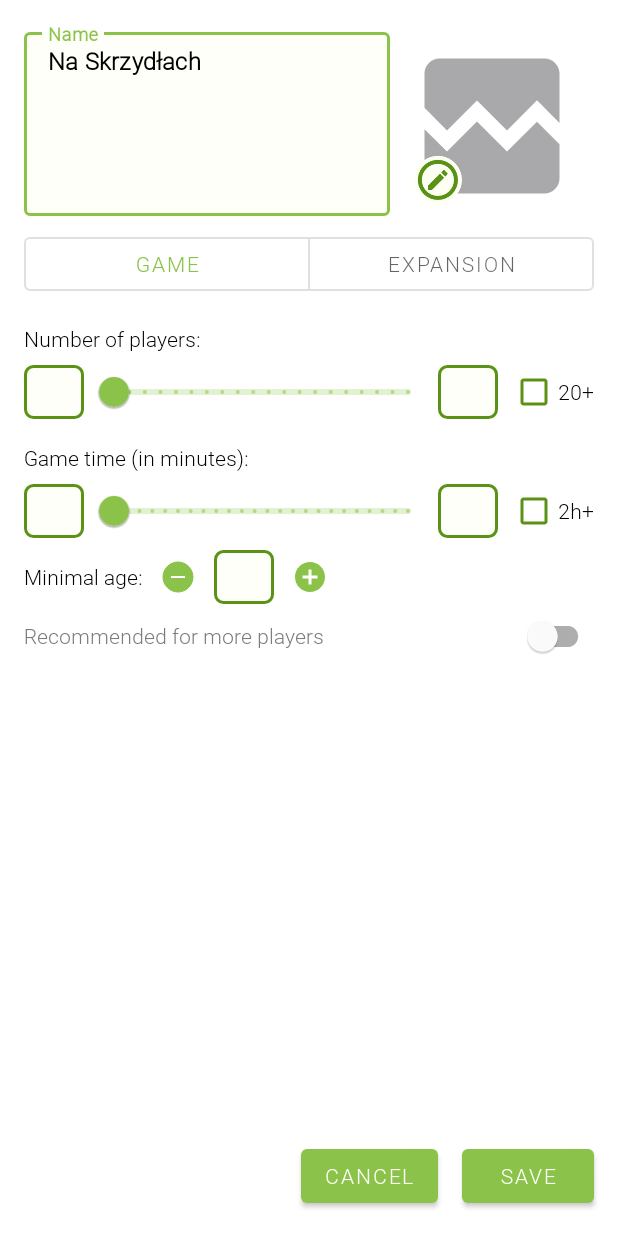
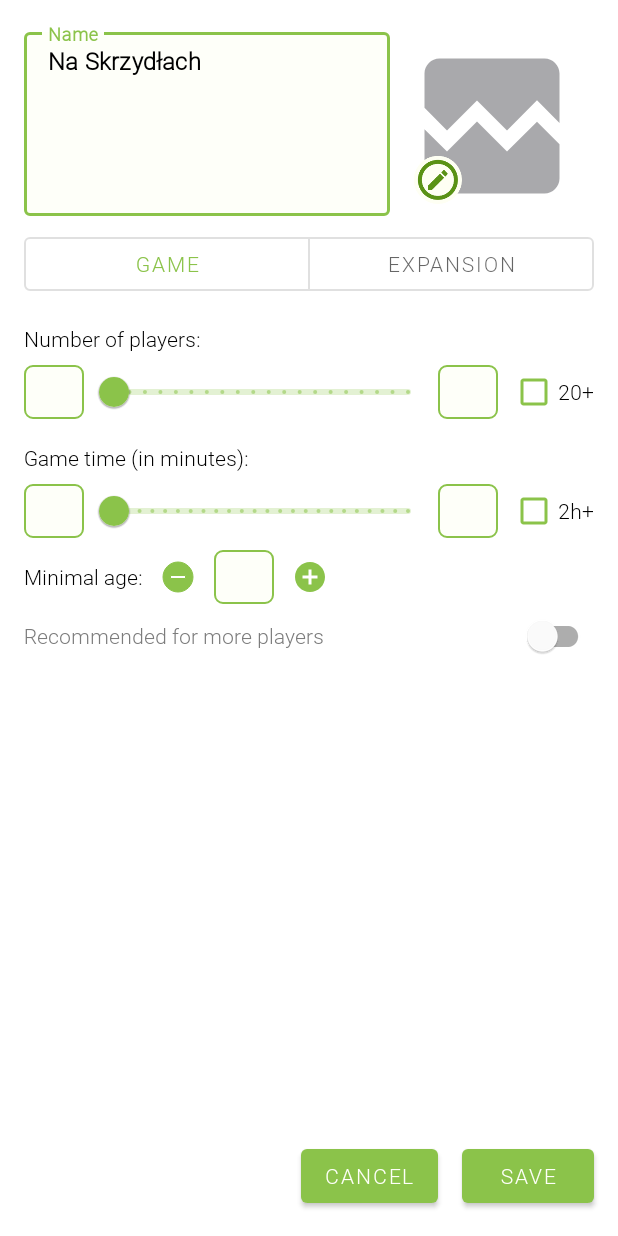
Before and after one commit to agatap2/Lets_Play, an Android app: the layout fragment_edit_game_details.xml on its own in the app's theme, with its tools: preview values and no code run, on a phone screen of 412 x 824 dp. Run offline under Robolectric (Android 15) with nearby library versions, the phone set to English and light mode, and no system bars; Roboto replaces fonts that are not available here.

Commit message:
Color changes

```diff
--- a/app/src/main/res/drawable/green_square.xml
+++ b/app/src/main/res/drawable/green_square.xml
@@ -2,8 +2,8 @@
 <shape xmlns:android="http://schemas.android.com/apk/res/android"
     android:shape="rectangle">
     <stroke
-        android:width="2dp"
-        android:color="@color/primaryDarkColor" />
+        android:width="1dp"
+        android:color="@color/primaryColor" />
     <corners android:radius="5dp" />
     <padding
         android:bottom="1dp"
--- a/app/src/main/res/drawable/ic_baseline_list_add_check_24.xml
+++ b/app/src/main/res/drawable/ic_baseline_list_add_check_24.xml
@@ -1,5 +1,5 @@
 <vector android:autoMirrored="true" android:height="24dp"
-    android:tint="@color/primaryDarkColor" android:viewportHeight="24"
+    android:tint="@color/primaryColor" android:viewportHeight="24"
     android:viewportWidth="24" android:width="24dp" xmlns:android="http://schemas.android.com/apk/res/android">
     <path android:fillColor="@android:color/white" android:pathData="M3,10h11v2h-11z"/>
     <path android:fillColor="@android:color/white" android:pathData="M3,6h11v2h-11z"/>
--- a/app/src/main/res/drawable/ic_baseline_remove_circle_24.xml
+++ b/app/src/main/res/drawable/ic_baseline_remove_circle_24.xml
@@ -1,5 +1,5 @@
 <vector android:height="24dp" android:tint="#191919"
     android:viewportHeight="24" android:viewportWidth="24"
     android:width="24dp" xmlns:android="http://schemas.android.com/apk/res/android">
-    <path android:fillColor="@android:color/white" android:strokeColor="@color/primaryDarkColor" android:pathData="M12,2C6.48,2 2,6.48 2,12s4.48,10 10,10 10,-4.48 10,-10S17.52,2 12,2zM17,13L7,13v-2h10v2z"/>
+    <path android:fillColor="@android:color/white" android:strokeColor="@color/primaryColor" android:pathData="M12,2C6.48,2 2,6.48 2,12s4.48,10 10,10 10,-4.48 10,-10S17.52,2 12,2zM17,13L7,13v-2h10v2z"/>
 </vector>
--- a/app/src/main/res/drawable/shadow.xml
+++ b/app/src/main/res/drawable/shadow.xml
@@ -2,7 +2,7 @@
 <shape xmlns:android="http://schemas.android.com/apk/res/android"
     android:shape="rectangle">
     <gradient
-        android:endColor="@color/primaryDarkColor"
+        android:endColor="@color/primaryColor"
         android:startColor="@android:color/transparent"
         android:angle="90" />
 </shape>
--- a/app/src/main/res/layout/dialog_game_filters.xml
+++ b/app/src/main/res/layout/dialog_game_filters.xml
@@ -52,7 +52,7 @@
             android:id="@+id/more_than_20"
             android:layout_width="wrap_content"
             android:layout_height="wrap_content"
-            android:buttonTint="@color/primaryDarkColor"
+            android:buttonTint="@color/primaryColor"
             android:text="@string/over_20"
             app:layout_constraintBottom_toBottomOf="@id/num_of_players_slider"
             app:layout_constraintEnd_toEndOf="parent"
@@ -103,7 +103,7 @@
             android:id="@+id/no_time_limit"
             android:layout_width="wrap_content"
             android:layout_height="wrap_content"
-            android:buttonTint="@color/primaryDarkColor"
+            android:buttonTint="@color/primaryColor"
             android:text="@string/none"
             app:layout_constraintBottom_toBottomOf="@id/playtime_slider"
             app:layout_constraintEnd_toEndOf="parent"
@@ -164,7 +164,7 @@
             android:layout_height="wrap_content"
             android:layout_marginStart="-8dp"
             android:layout_marginTop="24dp"
-            android:buttonTint="@color/primaryDarkColor"
+            android:buttonTint="@color/primaryColor"
             android:text="@string/exclude_games_recommended_for_more_players"
             app:layout_constraintEnd_toEndOf="parent"
             app:layout_constraintStart_toStartOf="@+id/min_age"
--- a/app/src/main/res/layout/fragment_edit_game_details.xml
+++ b/app/src/main/res/layout/fragment_edit_game_details.xml
@@ -54,7 +54,7 @@
             android:layout_marginEnd="8dp"
             app:boxBackgroundMode="outline"
             app:boxStrokeColor="@color/primaryColor"
-            app:boxStrokeWidth="2dp"
+            app:boxStrokeWidth="1dp"
             app:errorEnabled="false"
             app:layout_constraintBottom_toBottomOf="@+id/cover"
             app:layout_constraintEnd_toStartOf="@+id/cover"
@@ -71,7 +71,7 @@
                 android:padding="8dp"
                 android:text="@{viewModel.newGame.name}"
                 android:textColor="@color/primaryTextColor"
-                android:textColorHint="@color/primaryDarkColor"
+                android:textColorHint="@color/primaryColor"
                 android:textSize="16sp"
                 android:textStyle="bold"
                 tools:hint="@string/game_name"
@@ -142,7 +142,7 @@
             app:layout_constraintEnd_toEndOf="parent"
             app:layout_constraintTop_toTopOf="@+id/parent_game"
             app:srcCompat="@drawable/ic_baseline_edit_24"
-            app:tint="@color/primaryDarkColor" />
+            app:tint="@color/primaryColor" />
 
         <TextView
             android:id="@+id/num_of_players"
@@ -201,7 +201,7 @@
             android:layout_width="wrap_content"
             android:layout_height="wrap_content"
             android:layout_marginEnd="16dp"
-            android:buttonTint="@color/primaryDarkColor"
+            android:buttonTint="@color/primaryColor"
             android:text="@string/over_20"
             app:layout_constraintBottom_toBottomOf="@id/max_num_of_players"
             app:layout_constraintEnd_toEndOf="parent"
@@ -227,7 +227,7 @@
             android:layout_width="wrap_content"
             android:layout_height="wrap_content"
             android:layout_marginEnd="16dp"
-            android:backgroundTint="@color/primaryDarkColor"
+            android:backgroundTint="@color/primaryColor"
             android:minWidth="48dp"
             android:minHeight="48dp"
             app:layout_constraintBottom_toBottomOf="@+id/recommended_for_more_text"
@@ -293,7 +293,7 @@
             android:layout_width="wrap_content"
             android:layout_height="wrap_content"
             android:layout_marginEnd="16dp"
-            android:buttonTint="@color/primaryDarkColor"
+            android:buttonTint="@color/primaryColor"
             android:text="@string/over_2h"
             app:layout_constraintBottom_toBottomOf="@id/max_playtime"
             app:layout_constraintEnd_toEndOf="parent"
--- a/app/src/main/res/layout/fragment_game_details.xml
+++ b/app/src/main/res/layout/fragment_game_details.xml
@@ -47,8 +47,8 @@
             <View
                 android:id="@+id/separator"
                 android:layout_width="0dp"
-                android:layout_height="2dp"
-                android:background="@color/primaryDarkColor"
+                android:layout_height="1dp"
+                android:background="@color/primaryColor"
                 app:layout_constraintEnd_toEndOf="parent"
                 app:layout_constraintStart_toStartOf="parent"
                 app:layout_constraintTop_toBottomOf="@id/name" />
```
Also changed, not shown: app/src/main/res/drawable/ic_edit_circle.xml (added, +8 -0 lines), app/src/main/res/drawable/ic_green_swap.xml (deleted, +0 -8 lines), app/src/main/res/drawable/ic_red_swap.xml (deleted, +0 -8 lines).
